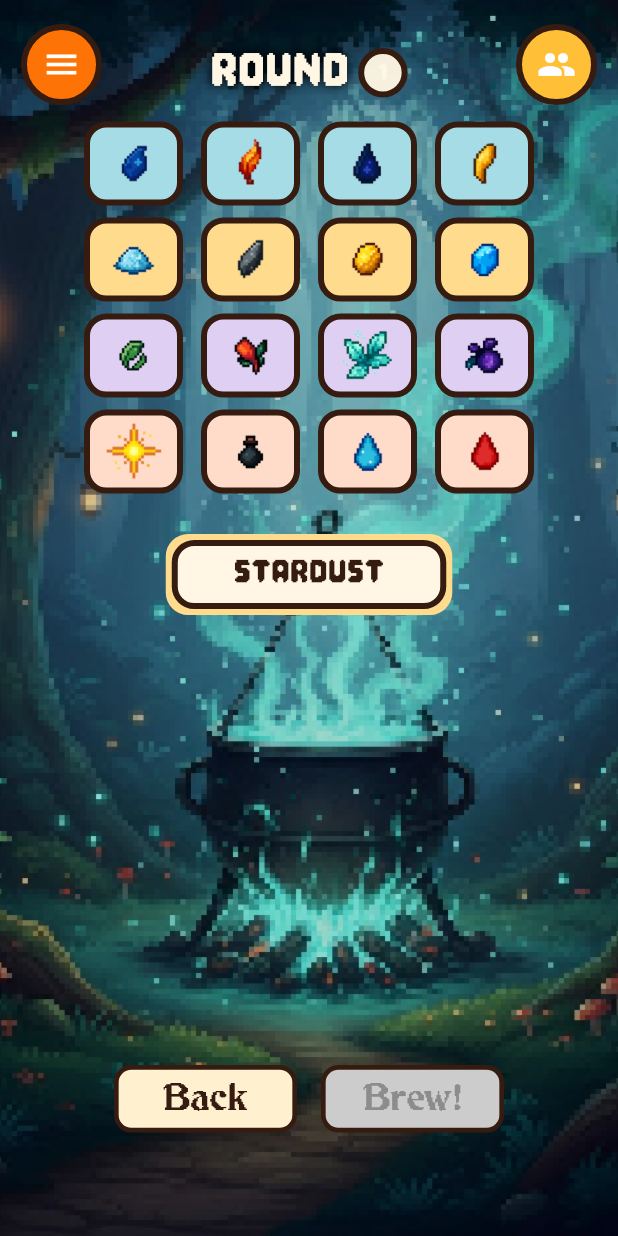
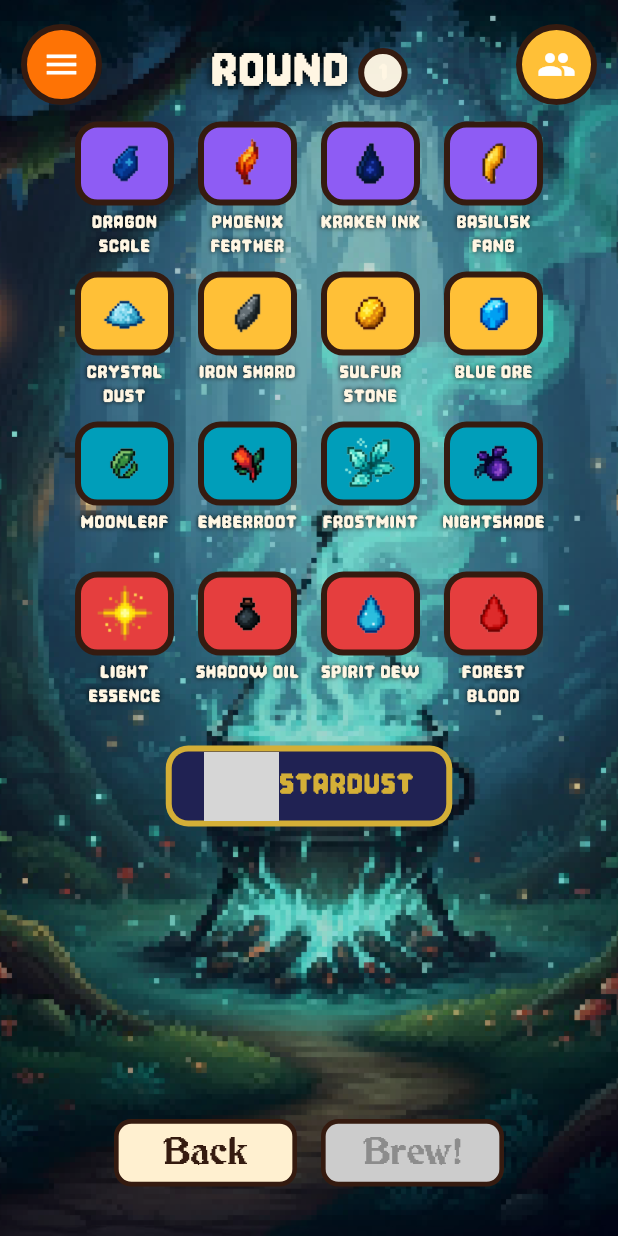
Before and after one commit to sophsar05/alchemist_folly, a Flutter app: the BrewScreen screen opened by its route, on a phone screen of 412 x 824 dp. Run offline on Flutter 3.47's test engine with Material 3 defaults, Android fonts, the light colour scheme and no system bars; grey boxes are pictures that could not be loaded.

Commit message:
feat(brew): added stardust icon, ingredient text, failed attempt screen

```diff
--- a/lib/screens/brew_result_screen.dart
+++ b/lib/screens/brew_result_screen.dart
@@ -11,6 +11,17 @@ class BrewResultScreen extends StatelessWidget {
   static const routeName = '/brew-result';
 
   const BrewResultScreen({super.key});
+
+  static const List<String> _failMessages = [
+    'Your cauldron belches pink smoke...\nnothing happens.',
+    'The mixture bubbles ominously,\nthen goes completely flat.',
+    'A foul stench fills the air.\nPerhaps try a different recipe?',
+    'The potion evaporates instantly.\nBack to the drawing board!',
+    'Your brew turns into a lump of coal.\nAt least it\'s warm?',
+    'The cauldron makes a sad gurgling sound\nand produces... water.',
+    'A ghostly voice whispers:\n"That\'s not how you make potions..."',
+    'The ingredients reject each other\nand leap out of the cauldron!',
+  ];
 
   @override
   Widget build(BuildContext context) {
@@ -104,8 +115,9 @@ class BrewResultScreen extends StatelessWidget {
 
                     const SizedBox(height: 130),
 
-                    // ---------------- POTION NAME ---------------------
-                    Text(
+                    // ---------------- POTION NAME / FAIL MESSAGE ---------------------
+                    result.basePoints > 0
+                        ? Text(
                             (result.potion?.name ?? 'Potion').toUpperCase(),
                             textAlign: TextAlign.center,
                             style: const TextStyle(
@@ -124,6 +136,30 @@ class BrewResultScreen extends StatelessWidget {
                                   color: Colors.black,
                                 ),
                               ],
+                            ),
+                          )
+                        : Padding(
+                            padding: const EdgeInsets.symmetric(horizontal: 24),
+                            child: Text(
+                              _failMessages[currentRound % _failMessages.length],
+                              textAlign: TextAlign.center,
+                              style: const TextStyle(
+                                fontFamily: 'Pixel Game',
+                                fontSize: 30,
+                                height: 1.1,
+                                letterSpacing: -0.01,
+                                color: Color(0xFFEF4444),
+                                shadows: [
+                                  Shadow(
+                                    blurRadius: 8.0,
+                                    color: Colors.black,
+                                  ),
+                                  Shadow(
+                                    blurRadius: 8.0,
+                                    color: Colors.black,
+                                  ),
+                                ],
+                              ),
                             ),
                           ),
 
--- a/lib/screens/brew_screen.dart
+++ b/lib/screens/brew_screen.dart
@@ -4,9 +4,8 @@ import 'package:provider/provider.dart';
 
 import '../providers/game_state.dart';
 import '../widgets/background_scaffold.dart';
-import '../widgets/primary_button.dart';
 import '../widgets/game_overlays.dart';
-import '../game_logic/game_models.dart'; // 👈 for Ingredient + helpers
+import '../game_logic/game_models.dart';
 import 'brew_result_screen.dart';
 import 'secret_reveal_screen.dart';
 
@@ -29,9 +28,24 @@ class _BrewScreenState extends State<BrewScreen> {
 
   // Must match Ingredient.name in game_models.dart
   final herbs = const ['Moonleaf', 'Emberroot', 'Frostmint', 'Nightshade'];
-  final minerals = const ['Crystal Dust', 'Iron Shard', 'Sulfur Stone', 'Blue Ore'];
-  final creatures = const ['Dragon Scale', 'Phoenix Feather', 'Kraken Ink', 'Basilisk Fang'];
-  final essences = const ['Light Essence', 'Shadow Oil', 'Spirit Dew', 'Forest Blood'];
+  final minerals = const [
+    'Crystal Dust',
+    'Iron Shard',
+    'Sulfur Stone',
+    'Blue Ore'
+  ];
+  final creatures = const [
+    'Dragon Scale',
+    'Phoenix Feather',
+    'Kraken Ink',
+    'Basilisk Fang'
+  ];
+  final essences = const [
+    'Light Essence',
+    'Shadow Oil',
+    'Spirit Dew',
+    'Forest Blood'
+  ];
 
   bool get _canBrew =>
       _herbIndex != null &&
@@ -55,10 +69,9 @@ class _BrewScreenState extends State<BrewScreen> {
     ];
 
     // Find this player's index so we can color their name
-    final playerIndex =
-        game.players.indexWhere((p) => p.id == player.id);
-    final Color nameColor = (playerIndex >= 0 &&
-            playerIndex < iconColors.length)
+    final playerIndex = game.players.indexWhere((p) => p.id == player.id);
+    final Color nameColor =
+        (playerIndex >= 0 && playerIndex < iconColors.length)
             ? iconColors[playerIndex]
             : const Color(0xFFFFF6E3); // fallback
 
@@ -71,7 +84,8 @@ class _BrewScreenState extends State<BrewScreen> {
             Align(
               alignment: Alignment.topCenter,
               child: Padding(
-                padding: const EdgeInsets.symmetric(horizontal: 16, vertical: 12),
+                padding:
+                    const EdgeInsets.symmetric(horizontal: 16, vertical: 12),
                 child: Column(
                   crossAxisAlignment: CrossAxisAlignment.center,
                   children: [
@@ -99,7 +113,8 @@ class _BrewScreenState extends State<BrewScreen> {
                           width: 33,
                           height: 33,
                           decoration: BoxDecoration(
-                            color: const Color(0xFFFFF6E3).withValues(alpha: 0.96),
+                            color:
+                                const Color(0xFFFFF6E3).withValues(alpha: 0.96),
                             shape: BoxShape.circle,
                             border: Border.all(
                               color: const Color(0xFF351B10),
@@ -124,36 +139,37 @@ class _BrewScreenState extends State<BrewScreen> {
 
                     // GRID OF INGREDIENT TILES
                     SizedBox(
-                      height: 275,
+                      height: 400,
                       child: Column(
                         mainAxisAlignment: MainAxisAlignment.start,
                         children: [
-                          // ROW 1: AZURE FOREST (CREATURES) – blue
+                          // ROW 1: CREATURES – purple
                           _IngredientRow(
                             colors: const [
-                              Color(0xFFA5DCE5),
-                              Color(0xFFA5DCE5),
-                              Color(0xFFA5DCE5),
-                              Color(0xFFA5DCE5),
+                              Color(0xFF8E5CF4),
+                              Color(0xFF8E5CF4),
+                              Color(0xFF8E5CF4),
+                              Color(0xFF8E5CF4),
                             ],
                             names: creatures,
                             selectedIndex: _creatureIndex,
                             boostedIngredientId: boostedIngredientId,
                             onTapIndex: (i) {
                               setState(() {
-                                _creatureIndex = (_creatureIndex == i) ? null : i;
+                                _creatureIndex =
+                                    (_creatureIndex == i) ? null : i;
                               });
                             },
                           ),
                           const SizedBox(height: 8),
 
-                          // ROW 2: SUNSTONE MINE (MINERALS) – yellow
+                          // ROW 2: MINERALS – yellow
                           _IngredientRow(
                             colors: const [
-                              Color(0xFFFFDB8D),
-                              Color(0xFFFFDB8D),
-                              Color(0xFFFFDB8D),
-                              Color(0xFFFFDB8D),
+                              Color(0xFFFFC037),
+                              Color(0xFFFFC037),
+                              Color(0xFFFFC037),
+                              Color(0xFFFFC037),
                             ],
                             names: minerals,
                             selectedIndex: _mineralIndex,
@@ -166,13 +182,13 @@ class _BrewScreenState extends State<BrewScreen> {
                           ),
                           const SizedBox(height: 8),
 
-                          // ROW 3: OBSIDIAN CAVES (HERBS) – lavender
+                          // ROW 3: HERBS – cyan
                           _IngredientRow(
                             colors: const [
-                              Color(0xFFDFD0F3),
-                              Color(0xFFDFD0F3),
-                              Color(0xFFDFD0F3),
-                              Color(0xFFDFD0F3),
+                              Color(0xFF009EBA),
+                              Color(0xFF009EBA),
+                              Color(0xFF009EBA),
+                              Color(0xFF009EBA),
                             ],
                             names: herbs,
                             selectedIndex: _herbIndex,
@@ -185,13 +201,13 @@ class _BrewScreenState extends State<BrewScreen> {
                           ),
                           const SizedBox(height: 8),
 
-                          // ROW 4: CRIMSON VOLCANO (ESSENCES) – peach
+                          // ROW 4: ESSENCES – red
                           _IngredientRow(
                             colors: const [
-                              Color(0xFFFFDCC9),
-                              Color(0xFFFFDCC9),
-                              Color(0xFFFFDCC9),
-                              Color(0xFFFFDCC9),
+                              Color(0xFFE53E3E),
+                              Color(0xFFE53E3E),
+                              Color(0xFFE53E3E),
+                              Color(0xFFE53E3E),
                             ],
                             names: essences,
                             selectedIndex: _essenceIndex,
@@ -206,6 +222,8 @@ class _BrewScreenState extends State<BrewScreen> {
                       ),
                     ),
 
+                    const SizedBox(height: 16),
+
                     // STARDUST SCROLL BUTTON
                     _StardustScrollButton(
                       isOn: _useStardust,
@@ -216,7 +234,7 @@ class _BrewScreenState extends State<BrewScreen> {
                       },
                     ),
 
-                    const SizedBox(height: 300),
+                    const SizedBox(height: 195),
 
                     // BOTTOM BUTTONS: Back + Brew!
                     Padding(
@@ -379,12 +397,37 @@ class _IngredientRow extends StatelessWidget {
 
         return Padding(
           padding: const EdgeInsets.symmetric(horizontal: 6),
-          child: _IngredientTile(
+          child: Column(
+            mainAxisSize: MainAxisSize.min,
+            children: [
+              _IngredientTile(
                 color: colors[i],
                 ingredientId: ingredientId,
                 isSelected: isSelected,
                 showBoostBadge: showBoostBadge,
                 onTap: () => onTapIndex(i),
+              ),
+              const SizedBox(height: 4),
+              SizedBox(
+                width: 70,
+                height: 32,
+                child: Text(
+                  names[i].toUpperCase(),
+                  textAlign: TextAlign.center,
+                  maxLines: 2,
+                  overflow: TextOverflow.ellipsis,
+                  style: const TextStyle(
+                    fontFamily: 'Pixel Game',
+                    fontSize: 16,
+                    height: 1.0,
+                    color: Color(0xFFFFF6E3),
+                    shadows: [
+                      Shadow(blurRadius: 4, color: Colors.black),
+                    ],
+                  ),
+                ),
+              ),
+            ],
           ),
         );
       }),
@@ -523,12 +566,9 @@ class _StardustScrollButton extends StatelessWidget {
             Positioned.fill(
               child: Container(
                 decoration: BoxDecoration(
-                  color: const Color(0xFFFFDB8D),
+                  color:
+                      isOn ? const Color(0xFF8E5CF4) : const Color(0xFFD4AF37),
                   borderRadius: BorderRadius.circular(15),
-                  border: Border.all(
-                    color: const Color(0xFFFFDB8D),
-                    width: 4,
-                  ),
                 ),
               ),
             ),
@@ -540,26 +580,38 @@ class _StardustScrollButton extends StatelessWidget {
               bottom: 0,
               child: Container(
                 margin: const EdgeInsets.all(4),
-                decoration: BoxDecoration(
-                  color: const Color(0xFFFFF6E3),
-                  borderRadius: BorderRadius.circular(15),
-                  border: Border.all(
-                    color: const Color(0xFF351B10),
-                    width: 4,
+                decoration: const BoxDecoration(
+                  borderRadius: BorderRadius.all(Radius.circular(11)),
+                  color: Color(0xFF202253),
+                ),
+                child: Center(
+                  child: Row(
+                    mainAxisAlignment: MainAxisAlignment.center,
+                    children: [
+                      // Stardust icon
+                      SizedBox(
+                        width: 50,
+                        height: 50,
+                        child: Image.asset(
+                          'images/ingredients/stardust.png',
+                          fit: BoxFit.cover,
                         ),
                       ),
-                child: Center(
-                  child: Text(
+
+                      // Stardust text
+                      Text(
                         'STARDUST',
                         style: TextStyle(
                           fontFamily: 'Pixel Game',
-                      fontSize: 29,
+                          fontSize: 26,
                           height: 0.85,
                           letterSpacing: 0.01,
-                      color: const Color(0xFF351B10),
-                      decoration:
-                          isOn ? TextDecoration.underline : TextDecoration.none,
+                          color: isOn
+                              ? const Color(0xFF8E5CF4)
+                              : const Color(0xFFD4AF37),
                         ),
+                      ),
+                    ],
                   ),
                 ),
               ),
```
Also changed, not shown: assets/images/ingredients/stardust.png (added), 1 other file. Lines whose indentation alone changed are shown as unchanged.
